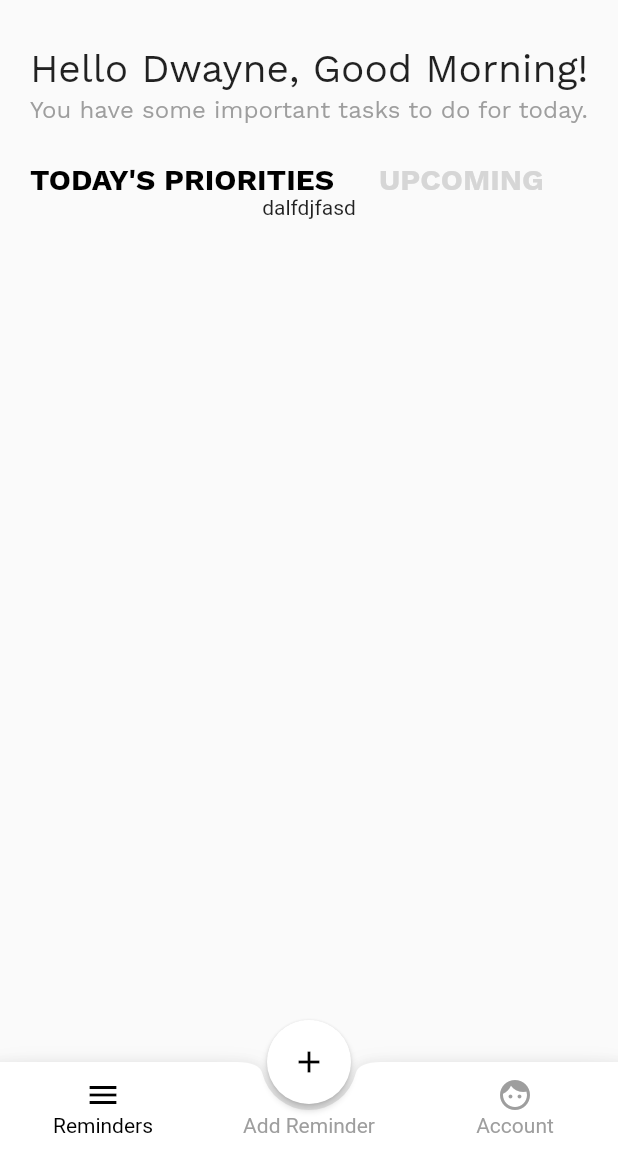
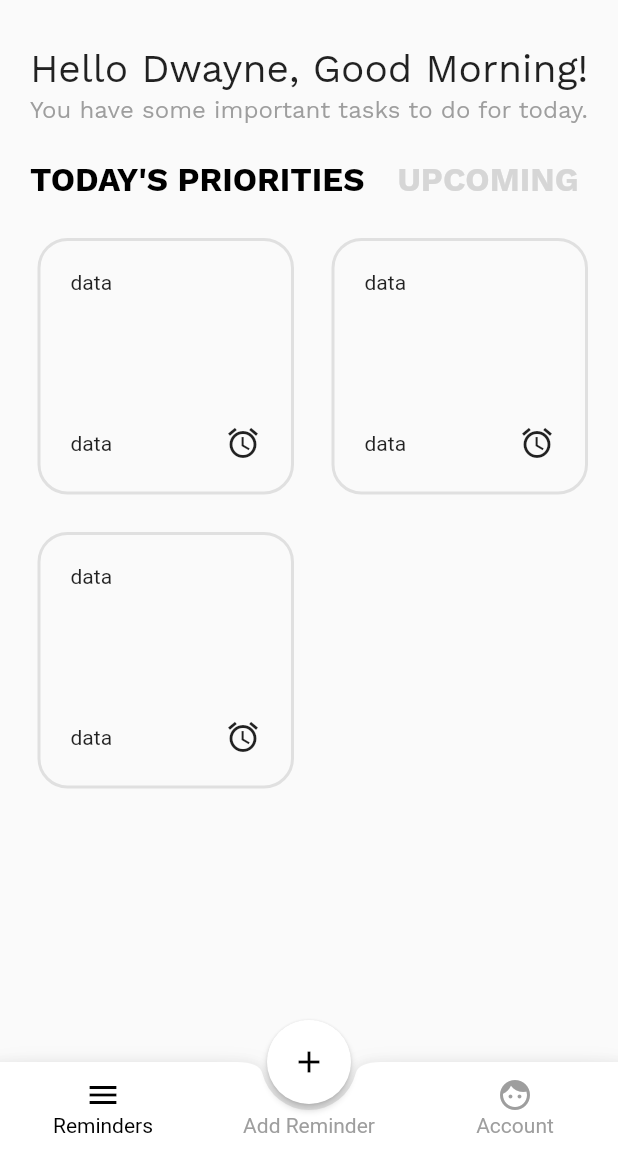
Before and after one commit to deliciafernandes/Checklst, a Flutter app: the screen it shows after launch, on a phone screen of 412 x 824 dp, the part 84-1236 px from its top. Run offline on Flutter 3.47's test engine with Material 2 defaults, Android fonts, the phone set to English and light mode, and no system bars; our stand-ins replace firebase_auth, firebase_core, modal_progress_hud; accounts and stored records are empty.

Commit message:
Reminder widget ongoing

```diff
--- /dev/null
+++ b/lib/models/colors.dart
@@ -0,0 +1,14 @@
+import 'package:flutter/material.dart';
+
+List<Color> colorsList = [
+  Color(0xffFF6386),
+  Color(0xffFFA536),
+  Color(0xff6295FE),
+  Color(0xffDCF5DF),
+  Color(0xffFFA4A2),
+  Color(0xff7ECBFF),
+  Color(0xffFFC122),
+  Color(0xff1CCCC2),
+  Color(0xffFFEEF4),
+  // Color(0xff),
+];
--- a/lib/utilities/constants.dart
+++ b/lib/utilities/constants.dart
@@ -1,14 +1,14 @@
 import 'package:flutter/material.dart';
 
 TextStyle kActiveTextStyle = TextStyle(
-  fontSize: 20.0,
+  fontSize: 22.0,
   fontFamily: 'WorkSans',
   fontWeight: FontWeight.w600,
   color: Colors.black,
 );
 
 TextStyle kInactiveTextStyle = TextStyle(
-  fontSize: 20.0,
+  fontSize: 22.0,
   fontFamily: 'WorkSans',
   fontWeight: FontWeight.w600,
   color: Colors.grey[350],
--- a/lib/views/body_widgets/todays_priorities_body.dart
+++ b/lib/views/body_widgets/todays_priorities_body.dart
@@ -3,10 +3,63 @@ import 'package:flutter/material.dart';
 class TodaysPrioritiesBody extends StatelessWidget {
   @override
   Widget build(BuildContext context) {
-    return Column(
-      children: [
-        Text('dalfdjfasd'),
-      ],
+    return Container(
+      height: 550.0,
+      margin: EdgeInsets.only(right: 20.0),
+      child: GridView.count(
+        crossAxisCount: 2,
+        scrollDirection: Axis.vertical,
+        physics: const BouncingScrollPhysics(
+            parent: AlwaysScrollableScrollPhysics()),
+        shrinkWrap: true,
+        children: List.generate(3, (index) {
+          return Container(
+            width: 70.0,
+            height: 50.0,
+            margin: EdgeInsets.only(top: 25.0, left: 25.0),
+            padding: EdgeInsets.only(
+              top: 20.0,
+              left: 20.0,
+              bottom: 20.0,
+            ),
+            decoration: BoxDecoration(
+              border: Border.all(color: Colors.grey[300], width: 2.0),
+              borderRadius: BorderRadius.all(Radius.circular(20.0)),
+            ),
+            child: Column(
+              crossAxisAlignment: CrossAxisAlignment.stretch,
+              mainAxisAlignment: MainAxisAlignment.spaceBetween,
+              children: [
+                Row(
+                  mainAxisAlignment: MainAxisAlignment.spaceBetween,
+                  children: [
+                    Text('data'),
+                    Container(
+                      width: 28.0,
+                      height: 5.0,
+                      decoration: BoxDecorationg(
+                          color: Colors.blue,
+                          borderRadius: BorderRadius.only(
+                              topLeft: Radius.circular(10.0),
+                              bottomLeft: Radius.circular(10.0))),
+                    )
+                  ],
+                ),
+                Padding(
+                  padding: EdgeInsets.only(right: 20.0),
+                  child: Row(
+                    mainAxisAlignment: MainAxisAlignment.spaceBetween,
+                    children: [
+                      Text('data'),
+                      Icon(Icons.alarm),
+                    ],
+                  ),
+                ),
+              ],
+            ),
+          );
+        }),
+      ),
     );
   }
 }
--- a/lib/views/index.dart
+++ b/lib/views/index.dart
@@ -119,6 +119,8 @@ class _IndexViewState extends State<IndexView> {
         elevation: 2.0,
         backgroundColor: Colors.white,
       ),
+      extendBody:
+          true, // ensures that that scaffold's body will be visible through the bottom navigation bar's notch
     );
   }
 }
--- a/lib/views/reminders_view.dart
+++ b/lib/views/reminders_view.dart
@@ -30,9 +30,10 @@ class _RemindersViewState extends State<RemindersView> {
 
   @override
   Widget build(BuildContext context) {
-    return Padding(
-      padding:
-          EdgeInsets.only(left: 20.0, right: 20.0, bottom: 20.0, top: 30.0),
+    return Column(
+      children: [
+        Padding(
+          padding: EdgeInsets.only(left: 20.0, right: 20.0, top: 30.0),
           child: Column(
             crossAxisAlignment: CrossAxisAlignment.stretch,
             children: [
@@ -59,10 +60,17 @@ class _RemindersViewState extends State<RemindersView> {
                   ),
                 ),
               ),
+            ],
+          ),
+        ),
         (_remindersExist)
             ? Column(
                 children: [
-                    SizedBox(height: 25.0),
+                  Padding(
+                    padding:
+                        EdgeInsets.only(left: 20.0, right: 20.0, top: 25.0),
+                    child: Column(
+                      children: [
                         Row(
                           children: [
                             GestureDetector(
@@ -78,7 +86,7 @@ class _RemindersViewState extends State<RemindersView> {
                                     : kInactiveTextStyle,
                               ),
                             ),
-                        SizedBox(width: 30.0),
+                            SizedBox(width: 22.0),
                             GestureDetector(
                               onTap: () {
                                 setState(() {
@@ -94,6 +102,9 @@ class _RemindersViewState extends State<RemindersView> {
                             ),
                           ],
                         ),
+                      ],
+                    ),
+                  ),
                   (_isClicked == 'today\'s priorities'
                       ? TodaysPrioritiesBody()
                       : UpcomingBody()),
@@ -101,7 +112,6 @@ class _RemindersViewState extends State<RemindersView> {
               )
             : NoRemindersBody(),
       ],
-      ),
     );
   }
 }
```
Lines whose indentation alone changed are shown as unchanged.
